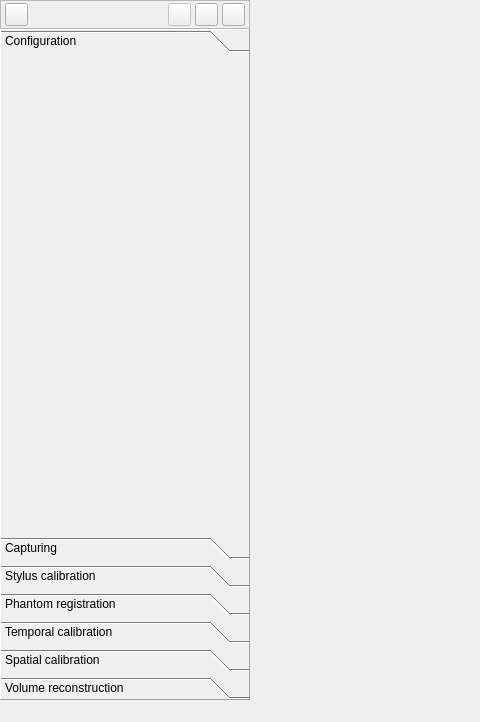
First picture: the form in PlusApp/fCal/fCalMainWindow.ui, repository PlusToolkit/PlusApp, before the edit; both pictures show x 0 to 480 and y 0 to 722 of the 1022 by 722 pixel window.
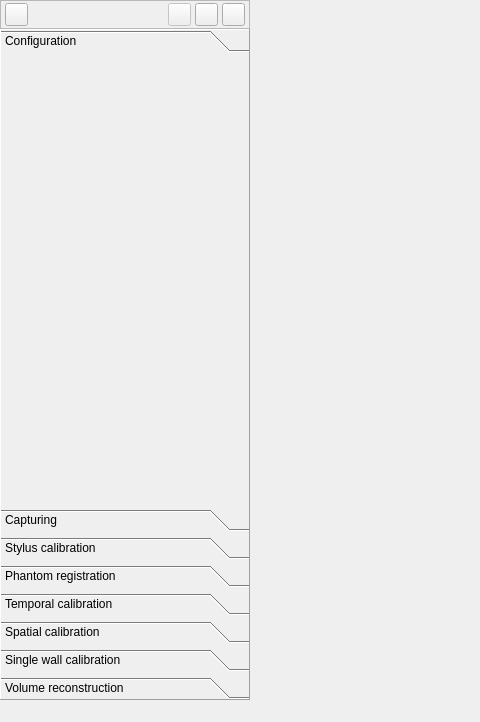
Second picture: the form after the edit. Icons and pictures are not drawn. Custom widgets are drawn as their Qt base class.

Commit message:
re #743 Adding single wall calibration toolbox to fCal, currently disabled.
Adding single wall calibration algo to PLUS from the sandbox. Adding test data and a simple test.

Diff of the .ui file:
```diff
--- a/PlusApp/fCal/fCalMainWindow.ui
+++ b/PlusApp/fCal/fCalMainWindow.ui
@@ -239,7 +239,7 @@
            <x>0</x>
            <y>0</y>
            <width>248</width>
-           <height>478</height>
+           <height>451</height>
           </rect>
          </property>
          <attribute name="label">
@@ -311,6 +311,11 @@
           <string>Spatial calibration</string>
          </attribute>
         </widget>
+        <widget class="QWidget" name="toolbox_SingleWallCalibration">
+         <attribute name="label">
+          <string>Single wall calibration</string>
+         </attribute>
+        </widget>
         <widget class="QWidget" name="toolbox_VolumeReconstruction">
          <property name="geometry">
           <rect>
```
Left out of the diff: 2 changed lines with no effect on the pictures. The commit also changes 6 other files.
